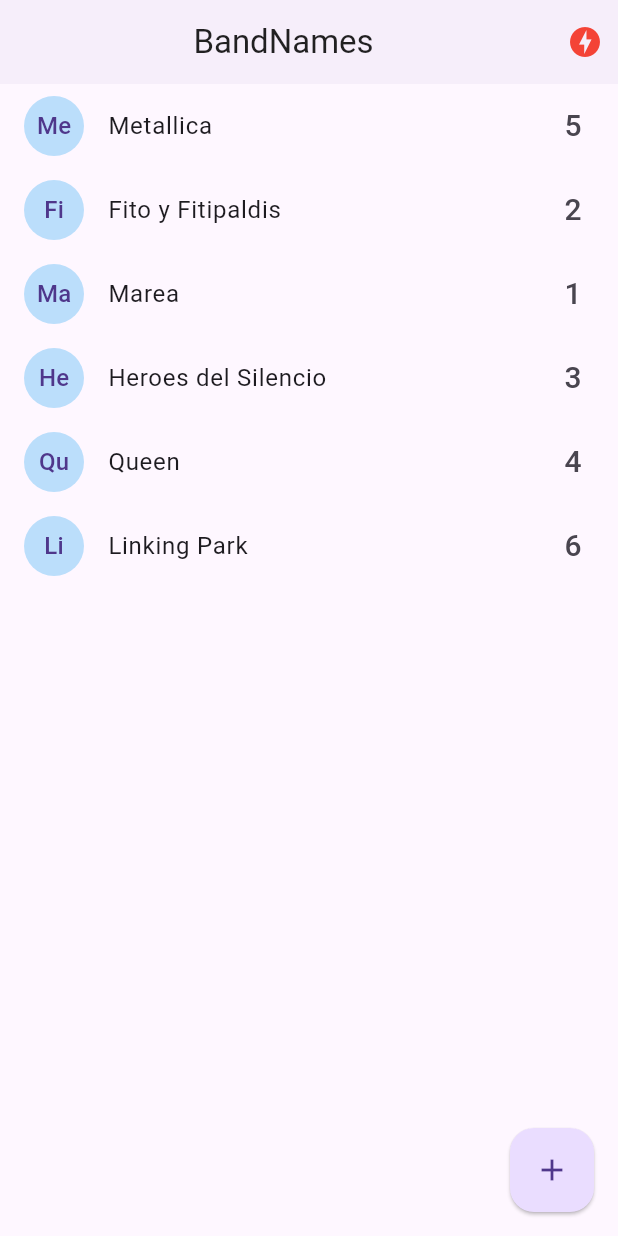
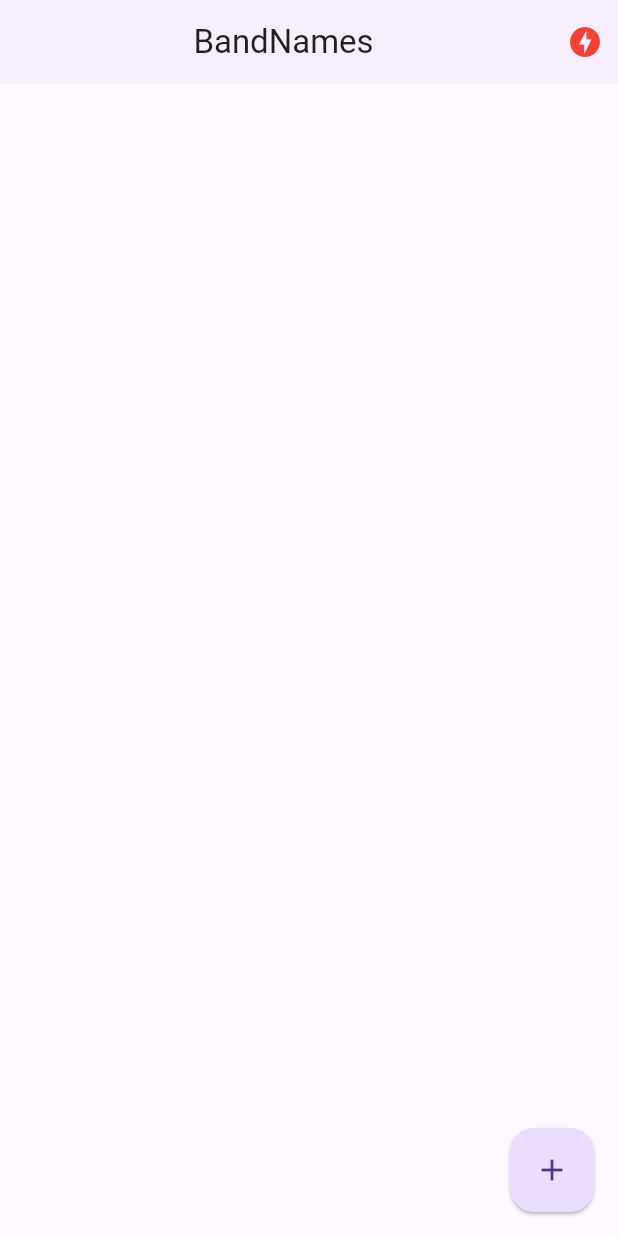
Before and after one commit to daniel54841/curso_avanzado_flutter, a Flutter app: the screen it shows after launch, on a phone screen of 412 x 824 dp. Run offline on Flutter 3.47's test engine with Material 3 defaults, Android fonts, the phone set to English and light mode, and no system bars; our stand-ins replace socket_io_client; network calls fail.

```diff
--- a/lib/pages/home.dart
+++ b/lib/pages/home.dart
@@ -14,14 +14,7 @@
 }
 
 class _HomePageState extends State<HomePage> {
-  List<Band> bands = [
-    Band(id: "1", name: "Metallica", votes: 5),
-    Band(id: "2", name: "Fito y Fitipaldis", votes: 2),
-    Band(id: "3", name: "Marea", votes: 1),
-    Band(id: "4", name: "Heroes del Silencio", votes: 3),
-    Band(id: "5", name: "Queen", votes: 4),
-    Band(id: "6", name: "Linking Park", votes: 6),
-  ];
+  List<Band> bands = [];
   @override
   void initState() {
     final socketService = Provider.of<SocketService>(context, listen: false);
```
Also changed, not shown: 3 other files.
